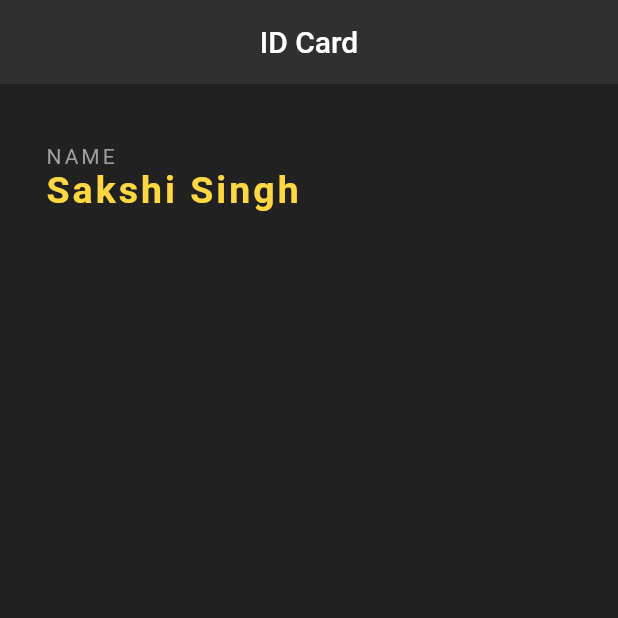
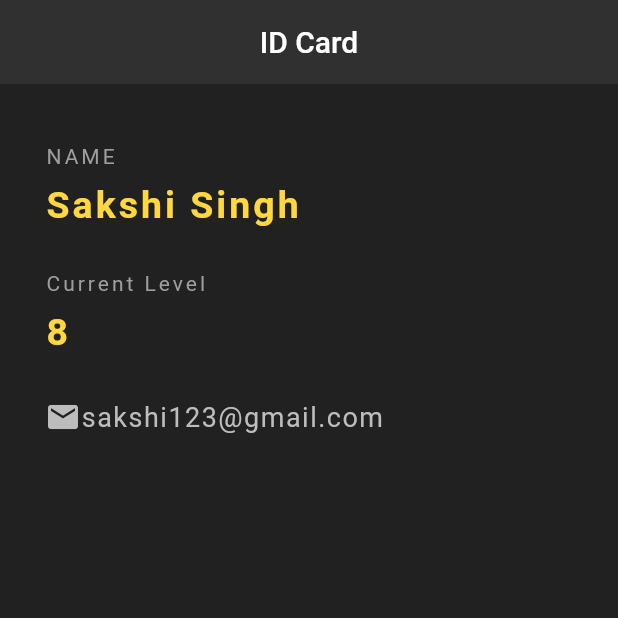
Before and after one commit to sakshi3326/ID-Card-using-Flutter, a Flutter app: the screen it shows after launch, on a phone screen of 412 x 824 dp, the top half of it. Run offline on Flutter 3.47's test engine with Material 2 defaults, Android fonts, the phone set to English and light mode, and no system bars.

Commit message:
icon added

```diff
--- a/flutter_app/lib/main.dart
+++ b/flutter_app/lib/main.dart
@@ -31,6 +31,7 @@ class Card extends StatelessWidget {
                    letterSpacing: 2.0,
                  ),
                ),
+             SizedBox(height: 10.0),
              Text(
                'Sakshi Singh',
                style: TextStyle(
@@ -40,6 +41,42 @@ class Card extends StatelessWidget {
                  fontWeight: FontWeight.bold,
                ),
              ),
+             SizedBox(height: 30.0),
+             Text(
+               'Current Level',
+               style: TextStyle(
+                 color: Colors.grey,
+                 letterSpacing: 2.0,
+               ),
+             ),
+             SizedBox(height: 10.0),
+             Text(
+               '8',
+               style: TextStyle(
+                 color: Colors.amberAccent,
+                 letterSpacing: 2.0,
+                 fontSize: 25.0,
+                 fontWeight: FontWeight.bold,
+               ),
+             ),
+             SizedBox(height: 30.0),
+             Row(
+               children: <Widget>[
+                Icon(
+                  Icons.email,
+                  color: Colors.grey[400],
+
+                ),
+                 Text(
+                   'sakshi123@gmail.com',
+                   style: TextStyle(
+                     color: Colors.grey[400],
+                     fontSize: 18.0,
+                     letterSpacing: 1.0,
+                   ),
+                 ),
+               ],
+             )
            ],
          ),
        ),
```
Lines whose indentation alone changed are shown as unchanged.
